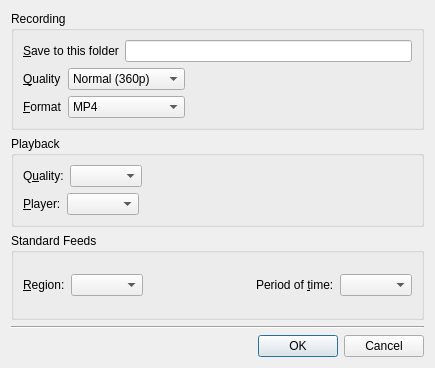
smplayer-dev/smtube, file src/configdialog.ui: the form before one commit.
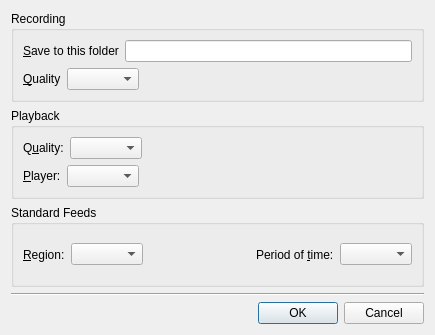
The form after the commit. Custom widgets are drawn as their Qt base class.

Commit message: Update the record quality combo in the config dialog

What changed in the file:
```diff
--- a/src/configdialog.ui
+++ b/src/configdialog.ui
@@ -7,7 +7,7 @@
     <x>0</x>
     <y>0</y>
     <width>435</width>
-    <height>368</height>
+    <height>335</height>
    </rect>
   </property>
   <property name="windowTitle">
@@ -38,40 +38,25 @@
        </layout>
       </item>
       <item>
-       <layout class="QGridLayout" name="gridLayout">
-        <item row="0" column="0">
+       <layout class="QHBoxLayout" name="horizontalLayout_5">
+        <item>
          <widget class="QLabel" name="label_19">
           <property name="text">
            <string>&amp;Quality</string>
           </property>
           <property name="buddy">
-           <cstring>recordQualityCombo</cstring>
+           <cstring>record_quality_combo</cstring>
           </property>
          </widget>
         </item>
-        <item row="0" column="1">
-         <widget class="QComboBox" name="recordQualityCombo">
+        <item>
+         <widget class="QComboBox" name="record_quality_combo">
           <property name="sizeAdjustPolicy">
            <enum>QComboBox::AdjustToContents</enum>
           </property>
-          <item>
-           <property name="text">
-            <string>Normal (360p)</string>
-           </property>
-          </item>
-          <item>
-           <property name="text">
-            <string>HD (720p)</string>
-           </property>
-          </item>
-          <item>
-           <property name="text">
-            <string>Full HD (1080p)</string>
-           </property>
-          </item>
          </widget>
         </item>
-        <item row="0" column="2">
+        <item>
          <spacer name="horizontalSpacer_2">
           <property name="orientation">
            <enum>Qt::Horizontal</enum>
@@ -84,43 +69,6 @@
           </property>
          </spacer>
         </item>
-        <item row="1" column="0">
-         <widget class="QLabel" name="label_21">
-          <property name="text">
-           <string>&amp;Format</string>
-          </property>
-          <property name="buddy">
-           <cstring>recordFormatCombo</cstring>
-          </property>
-         </widget>
-        </item>
-        <item row="1" column="1">
-         <widget class="QComboBox" name="recordFormatCombo">
-          <item>
-           <property name="text">
-            <string>MP4</string>
-           </property>
-          </item>
-          <item>
-           <property name="text">
-            <string>Flv</string>
-           </property>
-          </item>
-         </widget>
-        </item>
-        <item row="1" column="2">
-         <spacer name="horizontalSpacer_3">
-          <property name="orientation">
-           <enum>Qt::Horizontal</enum>
-          </property>
-          <property name="sizeHint" stdset="0">
-           <size>
-            <width>288</width>
-            <height>20</height>
-           </size>
-          </property>
-         </spacer>
-        </item>
        </layout>
       </item>
      </layout>
```
Left out of the diff: 3 changed lines with no effect on the pictures. The commit also changes 2 other files.
